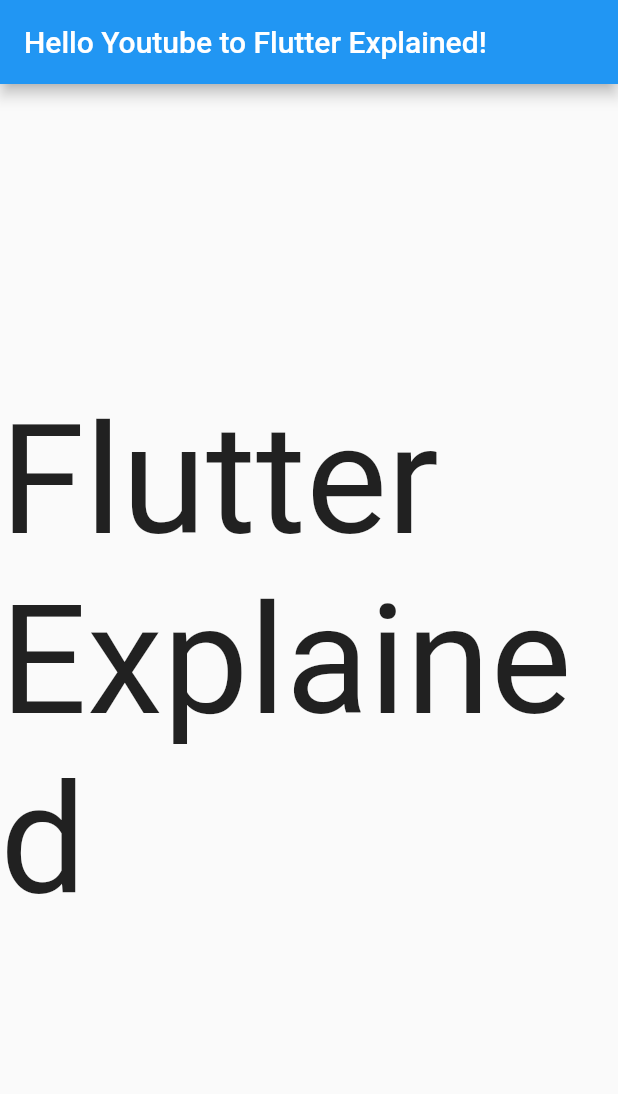
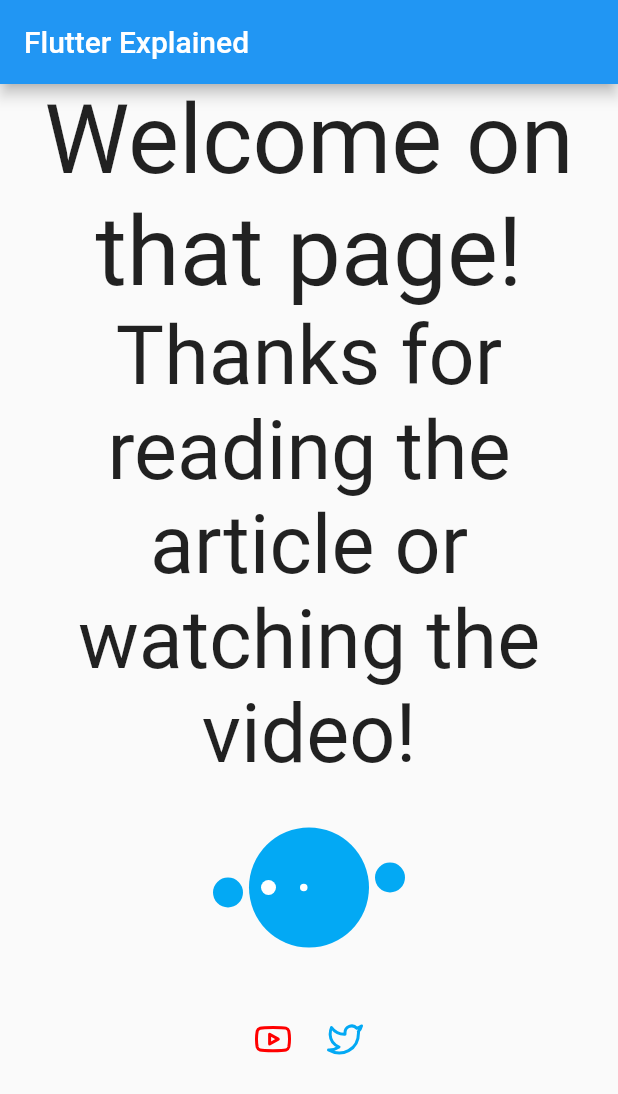
Before and after one commit to md-weber/flutter_web_tutorial, a Flutter app: the screen it shows after launch, on a phone screen of 412 x 824 dp. Shown: the top 1094 px of the screen. Run offline on Flutter 3.47's test engine with Material 2 defaults, Android fonts, the phone set to English and light mode, and no system bars; our stand-ins replace flutter_icons.

Commit message:
added frank and Icons

```diff
--- /dev/null
+++ b/lib/frank_loading.dart
@@ -0,0 +1,159 @@
+import 'package:flutter/material.dart';
+
+class FrankLoadingSpinner extends StatefulWidget {
+  final Color bodyColor;
+
+  const FrankLoadingSpinner({Key key, this.bodyColor}) : super(key: key);
+
+  @override
+  _FrankLoadingSpinnerState createState() => _FrankLoadingSpinnerState();
+}
+
+class _FrankLoadingSpinnerState extends State<FrankLoadingSpinner>
+    with TickerProviderStateMixin {
+  AnimationController firstDotAnimationController;
+
+  AnimationController secondDotAnimationController;
+
+  AnimationController thirdDotAnimationController;
+
+  @override
+  void dispose() {
+    firstDotAnimationController.dispose();
+    secondDotAnimationController.dispose();
+    thirdDotAnimationController.dispose();
+    super.dispose();
+  }
+
+  Tween<Offset> firstTween = Tween<Offset>(
+    begin: Offset(0, 0),
+    end: Offset(0, -30),
+  );
+
+  Tween<Offset> secondTween = Tween<Offset>(
+    begin: Offset(0, 0),
+    end: Offset(0, -10),
+  );
+
+  Tween<Offset> thirdTween = Tween<Offset>(
+    begin: Offset(0, 0),
+    end: Offset(0, -15),
+  );
+  var mainAxisAlignment = MainAxisAlignment.start;
+  int counter = 0;
+
+  @override
+  void initState() {
+    super.initState();
+    firstDotAnimationController = AnimationController(
+      vsync: this,
+      duration: Duration(milliseconds: 300),
+    );
+
+    secondDotAnimationController = AnimationController(
+      vsync: this,
+      duration: Duration(milliseconds: 300),
+    );
+
+    thirdDotAnimationController = AnimationController(
+      vsync: this,
+      duration: Duration(milliseconds: 300),
+    );
+
+    firstDotAnimationController.repeat(reverse: true);
+
+    Future.delayed(Duration(milliseconds: 200)).then((value) {
+      secondDotAnimationController.repeat(reverse: true);
+      Future.delayed(Duration(milliseconds: 100)).then((value) {
+        thirdDotAnimationController.repeat(reverse: true);
+      });
+    });
+
+    firstDotAnimationController.addStatusListener((status) {
+      counter++;
+      if (counter % 10 == 0) {
+        setState(() {
+          mainAxisAlignment = mainAxisAlignment == MainAxisAlignment.start
+              ? MainAxisAlignment.end
+              : MainAxisAlignment.start;
+        });
+      }
+    });
+
+    firstDotAnimationController.addListener(() {
+      setState(() {});
+    });
+  }
+
+  @override
+  Widget build(BuildContext context) {
+    return Row(
+      mainAxisAlignment: MainAxisAlignment.center,
+      children: <Widget>[
+        Transform.translate(
+          offset: firstTween.animate(firstDotAnimationController).value,
+          child: Container(
+            height: 20,
+            width: 20,
+            margin: EdgeInsets.all(2.0),
+            decoration: BoxDecoration(
+              shape: BoxShape.circle,
+              color: widget.bodyColor,
+            ),
+          ),
+        ),
+        Transform.translate(
+          offset: secondTween.animate(secondDotAnimationController).value,
+          child: Container(
+            height: 80,
+            width: 80,
+            margin: EdgeInsets.all(2.0),
+            decoration: BoxDecoration(
+              shape: BoxShape.circle,
+              color: widget.bodyColor,
+            ),
+            child: Row(
+              mainAxisAlignment: mainAxisAlignment,
+              children: <Widget>[
+                Padding(
+                  padding: const EdgeInsets.all(8.0),
+                  child: Container(
+                    height: 10,
+                    width: 10,
+                    decoration: BoxDecoration(
+                      color: Colors.white,
+                      shape: BoxShape.circle,
+                    ),
+                  ),
+                ),
+                Padding(
+                  padding: const EdgeInsets.all(8.0),
+                  child: Container(
+                    height: 5,
+                    width: 5,
+                    decoration: BoxDecoration(
+                      color: Colors.white,
+                      shape: BoxShape.circle,
+                    ),
+                  ),
+                )
+              ],
+            ),
+          ),
+        ),
+        Transform.translate(
+          offset: thirdTween.animate(thirdDotAnimationController).value,
+          child: Container(
+            height: 20,
+            width: 20,
+            margin: EdgeInsets.all(2.0),
+            decoration: BoxDecoration(
+              shape: BoxShape.circle,
+              color: widget.bodyColor,
+            ),
+          ),
+        )
+      ],
+    );
+  }
+}
--- a/lib/screens/home_screen.dart
+++ b/lib/screens/home_screen.dart
@@ -1,20 +1,71 @@
 import 'package:flutter/material.dart';
+import 'package:flutter_icons/flutter_icons.dart';
+import 'package:url_launcher/url_launcher.dart';
+
+import '../frank_loading.dart';
 
 class HomeScreen extends StatelessWidget {
   @override
   Widget build(BuildContext context) {
     return Scaffold(
       appBar: AppBar(
-        title: Text("Hello Youtube to Flutter Explained!"),
+        title: Text("Flutter Explained"),
       ),
       body: Container(
         child: Center(
-          child: Text(
-            "Flutter Explained",
-            style: TextStyle(fontSize: 102.0),
+          child: ListView(
+            children: <Widget>[
+              Text(
+                "Welcome on that page!",
+                style: TextStyle(fontSize: 64.0),
+                textAlign: TextAlign.center,
+              ),
+              Text(
+                "Thanks for reading the article or watching the video!",
+                style: TextStyle(fontSize: 54.0),
+                textAlign: TextAlign.center,
+              ),
+              Padding(
+                padding: const EdgeInsets.all(32.0),
+                child: FrankLoadingSpinner(
+                  bodyColor: Colors.lightBlue,
+                ),
+              ),
+              Row(
+                mainAxisAlignment: MainAxisAlignment.center,
+                children: <Widget>[
+                  IconButton(
+                    icon: Icon(Feather.youtube),
+                    color: Color(0xFFFF0000),
+                    onPressed: () {
+                      _launchURL(
+                        "https://www.youtube.com/watch?v=iHIhnALkFj0&list=PLq83k-ITj6lQyw2sCawoRNnSGKZYuuUYh",
+                      );
+                    },
+                  ),
+                  IconButton(
+                    icon: Icon(Feather.twitter),
+                    color: Colors.lightBlue,
+                    onPressed: () {
+                      _launchURL(
+                        "https://twitter.com/max_myracle",
+                      );
+                    },
+                  )
+                ],
+              )
+            ],
           ),
         ),
       ),
     );
   }
 }
+
+_launchURL(url) async {
+  if (await canLaunch(url)) {
+    await launch(url);
+  } else {
+    throw 'Could not launch $url';
+  }
+}
--- a/pubspec.yaml
+++ b/pubspec.yaml
@@ -23,6 +23,9 @@
   # The following adds the Cupertino Icons font to your application.
   # Use with the CupertinoIcons class for iOS style icons.
   cupertino_icons: ^0.1.2
+  flutter_icons: ^1.0.0+1
+  url_launcher: ^5.4.1
+
 
 dev_dependencies:
   flutter_test:
```
Also changed, not shown: pubspec.lock, 2 other files.
